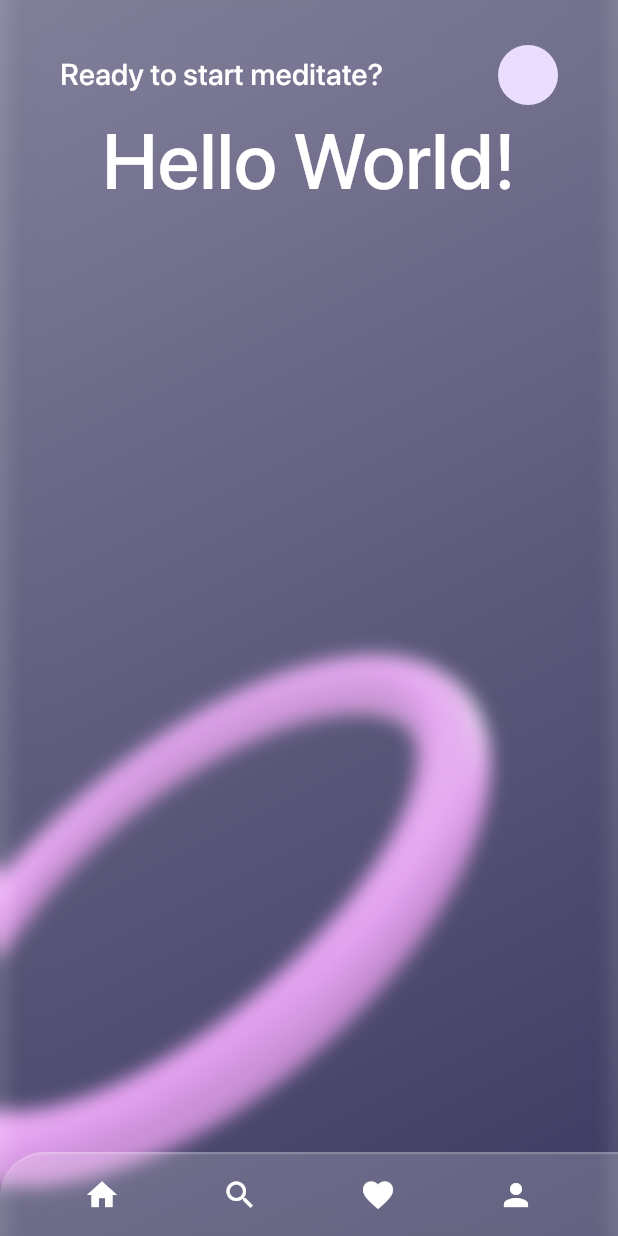
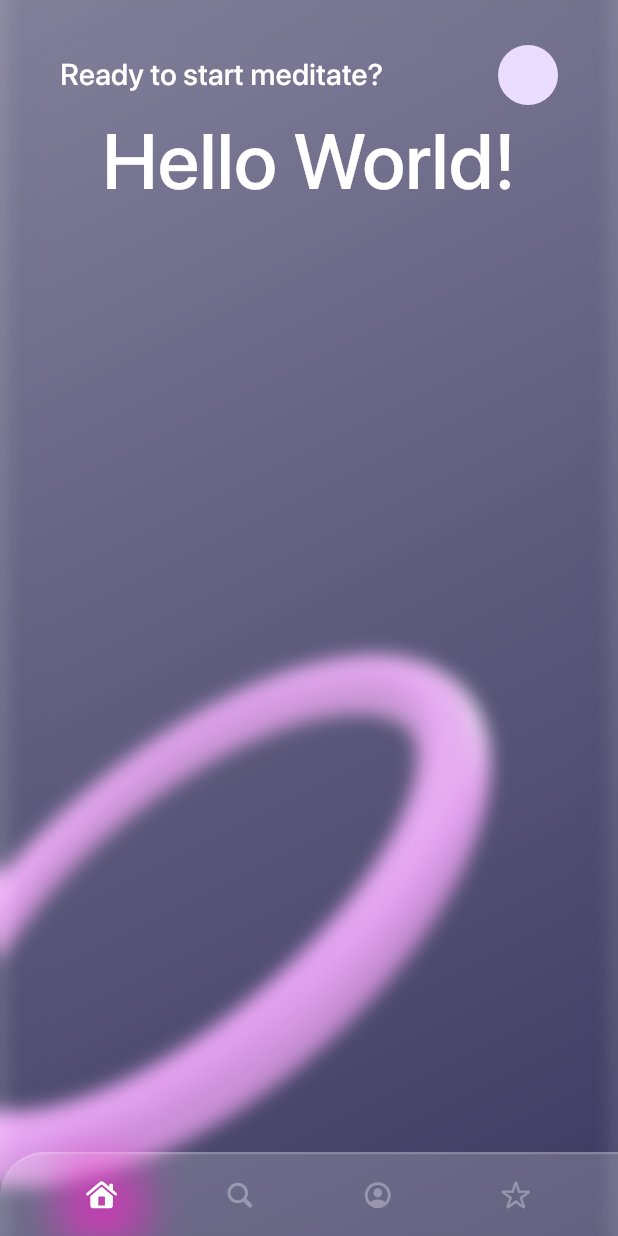
Before and after one commit to shamshiyev/meditation_app, a Flutter app: the screen it shows after launch, on a phone screen of 412 x 824 dp. Run offline on Flutter 3.47's test engine with Material 3 defaults, Android fonts, the phone set to English and light mode, and no system bars; our stand-ins replace flutter_svg.

Commit message:
app nav bar and icons

```diff
--- a/lib/styles/app_colors.dart
+++ b/lib/styles/app_colors.dart
@@ -4,12 +4,14 @@ class AppColors {
   static const Color darkBlue = Color(0xFF212C4F);
   static const Color blue = Color(0xFF3672F8);
   static const Color lightBlue = Color(0xFFC6D0EB);
+  static const Color grey = Color(0x99EBEBF5);
   static const Color lightGrey = Color(0xFFF0F3F5);
   static const Color lightGreen = Color(0xFF205284);
   static const Color black = Color(0xFF000000);
   static const Color purple = Color(0xFF7B42F6);
   static const Color violet = Color(0xFFB01EFF);
   static const Color pink = Color(0xFFE1467C);
+  static const Color lightPink = Color(0xFFFF1FCE);
   static const Color white = Color(0xFFFFFFFF);
   static const Color purpleShadow = Color(0xFF452A7C);
   static const Color primary = Color(0xFF3913B8);
--- /dev/null
+++ b/lib/styles/app_icons.dart
@@ -0,0 +1,14 @@
+class AppIcons {
+  static const home = 'assets/svg/home.svg';
+  static const homeInactive = 'assets/svg/home_inactive.svg';
+  static const search = 'assets/svg/search.svg';
+  static const searchInactive = 'assets/svg/search_inactive.svg';
+  static const profile = 'assets/svg/profile.svg';
+  static const profileInactive = 'assets/svg/profile_inactive.svg';
+  static const star = 'assets/svg/star.svg';
+  static const starInactive = 'assets/svg/star_inactive.svg';
+  static const play = 'assets/svg/play.svg';
+  static const backWard = 'assets/svg/backward.svg';
+  static const forward = 'assets/svg/forward.svg';
+  static const pause = 'assets/svg/pause.svg';
+}
--- a/lib/widgets/app_nav_bar.dart
+++ b/lib/widgets/app_nav_bar.dart
@@ -1,12 +1,20 @@
 import 'package:flutter/material.dart';
+import 'package:flutter_svg/flutter_svg.dart';
+import 'package:meditation_app/styles/app_icons.dart';
 
 import '../styles/app_colors.dart';
 
-class AppNavBar extends StatelessWidget {
+class AppNavBar extends StatefulWidget {
   const AppNavBar({
     super.key,
   });
 
+  @override
+  State<AppNavBar> createState() => _AppNavBarState();
+}
+
+class _AppNavBarState extends State<AppNavBar> {
+  int _selectedIndex = 0;
   @override
   Widget build(BuildContext context) {
     return Positioned(
@@ -30,33 +38,45 @@ class AppNavBar extends StatelessWidget {
         child: Row(
           mainAxisAlignment: MainAxisAlignment.spaceEvenly,
           children: [
-            IconButton(
-              icon: const Icon(
-                Icons.home,
-                color: AppColors.white,
-              ),
-              onPressed: () {},
+            AppNavBarItem(
+              activeIconSrc: AppIcons.home,
+              inactiveIconSrc: AppIcons.homeInactive,
+              onPressed: () {
+                setState(() {
+                  _selectedIndex = 0;
+                });
+              },
+              isActive: _selectedIndex == 0,
             ),
-            IconButton(
-              icon: const Icon(
-                Icons.search,
-                color: AppColors.white,
-              ),
-              onPressed: () {},
+            AppNavBarItem(
+              activeIconSrc: AppIcons.search,
+              inactiveIconSrc: AppIcons.searchInactive,
+              onPressed: () {
+                setState(() {
+                  _selectedIndex = 1;
+                });
+              },
+              isActive: _selectedIndex == 1,
             ),
-            IconButton(
-              icon: const Icon(
-                Icons.favorite,
-                color: AppColors.white,
-              ),
-              onPressed: () {},
+            AppNavBarItem(
+              activeIconSrc: AppIcons.profile,
+              inactiveIconSrc: AppIcons.profileInactive,
+              onPressed: () {
+                setState(() {
+                  _selectedIndex = 2;
+                });
+              },
+              isActive: _selectedIndex == 2,
             ),
-            IconButton(
-              icon: const Icon(
-                Icons.person,
-                color: AppColors.white,
-              ),
-              onPressed: () {},
+            AppNavBarItem(
+              activeIconSrc: AppIcons.star,
+              inactiveIconSrc: AppIcons.starInactive,
+              onPressed: () {
+                setState(() {
+                  _selectedIndex = 3;
+                });
+              },
+              isActive: _selectedIndex == 3,
             ),
           ],
         ),
@@ -64,3 +84,49 @@ class AppNavBar extends StatelessWidget {
     );
   }
 }
+
+class AppNavBarItem extends StatelessWidget {
+  const AppNavBarItem({
+    super.key,
+    required this.activeIconSrc,
+    required this.inactiveIconSrc,
+    required this.onPressed,
+    this.isActive = false,
+  });
+
+  final String activeIconSrc;
+  final String inactiveIconSrc;
+  final void Function() onPressed;
+  final bool isActive;
+
+  @override
+  Widget build(BuildContext context) {
+    return Container(
+      decoration: BoxDecoration(
+        boxShadow: isActive
+            ? [
+                BoxShadow(
+                  color: AppColors.lightPink.withOpacity(0.6),
+                  blurRadius: 25,
+                  spreadRadius: 4,
+                  offset: const Offset(
+                    0,
+                    6,
+                  ),
+                )
+              ]
+            : [],
+      ),
+      child: IconButton(
+        icon: SvgPicture.asset(
+          isActive ? activeIconSrc : inactiveIconSrc,
+          colorFilter: ColorFilter.mode(
+            isActive ? AppColors.white : AppColors.grey,
+            BlendMode.srcIn,
+          ),
+        ),
+        onPressed: onPressed,
+      ),
+    );
+  }
+}
--- a/pubspec.yaml
+++ b/pubspec.yaml
@@ -7,13 +7,15 @@ environment:
   sdk: '>=3.4.3 <4.0.0'
 
 dependencies:
+  flutter_svg: ^2.0.10+1
+
   flutter:
     sdk: flutter
 
 dev_dependencies:
+  flutter_lints: ^3.0.0
   flutter_test:
     sdk: flutter
-  flutter_lints: ^3.0.0
 
 flutter:
   uses-material-design: true
```
Also changed, not shown: assets/svg/backward.svg (added), assets/svg/forward.svg (added), assets/svg/home.svg (added), assets/svg/home_inactive.svg (added), assets/svg/pause.svg (added), assets/svg/play.svg (added), assets/svg/profile.svg (added), assets/svg/profile_inactive.svg (added), assets/svg/search.svg (added), assets/svg/search_inactive.svg (added), assets/svg/star.svg (added), assets/svg/star_inactive.svg (added), pubspec.lock.
